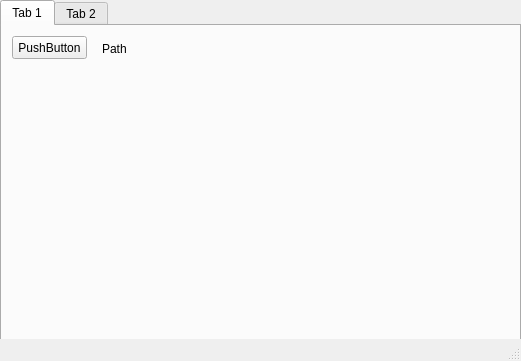
Qt form untitled.ui (devDesu/videoWork) before a commit.
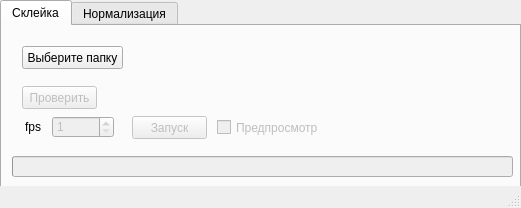
The same form after that commit.

Patch:
```diff
--- a/untitled.ui
+++ b/untitled.ui
@@ -7,12 +7,18 @@
     <x>0</x>
     <y>0</y>
     <width>521</width>
-    <height>361</height>
+    <height>208</height>
    </rect>
   </property>
   <property name="windowTitle">
    <string>MainWindow</string>
   </property>
+  <property name="tabShape">
+   <enum>QTabWidget::Rounded</enum>
+  </property>
+  <property name="dockNestingEnabled">
+   <bool>false</bool>
+  </property>
   <widget class="QWidget" name="centralwidget">
    <widget class="QTabWidget" name="tabWidget">
     <property name="geometry">
@@ -20,7 +26,7 @@
       <x>0</x>
       <y>0</y>
       <width>521</width>
-      <height>341</height>
+      <height>191</height>
      </rect>
     </property>
     <property name="sizePolicy">
@@ -37,38 +43,140 @@
     </property>
     <widget class="QWidget" name="tab">
      <attribute name="title">
-      <string>Tab 1</string>
+      <string>Склейка</string>
      </attribute>
      <widget class="QPushButton" name="pushButton">
       <property name="geometry">
        <rect>
-        <x>10</x>
-        <y>10</y>
-        <width>75</width>
+        <x>20</x>
+        <y>20</y>
+        <width>101</width>
         <height>23</height>
        </rect>
       </property>
       <property name="text">
-       <string>PushButton</string>
+       <string>Выберите папку</string>
       </property>
      </widget>
      <widget class="QLabel" name="label">
       <property name="geometry">
        <rect>
-        <x>100</x>
-        <y>12</y>
+        <x>140</x>
+        <y>20</y>
         <width>46</width>
         <height>21</height>
        </rect>
       </property>
       <property name="text">
-       <string>Path</string>
+       <string/>
+      </property>
+     </widget>
+     <widget class="QPushButton" name="check">
+      <property name="enabled">
+       <bool>false</bool>
+      </property>
+      <property name="geometry">
+       <rect>
+        <x>20</x>
+        <y>60</y>
+        <width>75</width>
+        <height>23</height>
+       </rect>
+      </property>
+      <property name="text">
+       <string>Проверить</string>
+      </property>
+     </widget>
+     <widget class="QCheckBox" name="preview">
+      <property name="enabled">
+       <bool>false</bool>
+      </property>
+      <property name="geometry">
+       <rect>
+        <x>215</x>
+        <y>93</y>
+        <width>101</width>
+        <height>17</height>
+       </rect>
+      </property>
+      <property name="text">
+       <string>Предпросмотр</string>
+      </property>
+     </widget>
+     <widget class="QPushButton" name="run">
+      <property name="enabled">
+       <bool>false</bool>
+      </property>
+      <property name="geometry">
+       <rect>
+        <x>130</x>
+        <y>90</y>
+        <width>75</width>
+        <height>23</height>
+       </rect>
+      </property>
+      <property name="text">
+       <string>Запуск</string>
+      </property>
+     </widget>
+     <widget class="QDoubleSpinBox" name="fps">
+      <property name="enabled">
+       <bool>false</bool>
+      </property>
+      <property name="geometry">
+       <rect>
+        <x>50</x>
+        <y>90</y>
+        <width>62</width>
+        <height>22</height>
+       </rect>
+      </property>
+      <property name="decimals">
+       <number>0</number>
+      </property>
+      <property name="minimum">
+       <double>1.000000000000000</double>
+      </property>
+      <property name="maximum">
+       <double>48.000000000000000</double>
+      </property>
+     </widget>
+     <widget class="QLabel" name="label_2">
+      <property name="geometry">
+       <rect>
+        <x>23</x>
+        <y>93</y>
+        <width>21</width>
+        <height>16</height>
+       </rect>
+      </property>
+      <property name="text">
+       <string>fps</string>
+      </property>
+     </widget>
+     <widget class="QProgressBar" name="progressBar">
+      <property name="enabled">
+       <bool>false</bool>
+      </property>
+      <property name="geometry">
+       <rect>
+        <x>10</x>
+        <y>130</y>
+        <width>501</width>
+        <height>21</height>
+       </rect>
+      </property>
+      <property name="value">
+       <number>0</number>
+      </property>
+      <property name="textVisible">
+       <bool>false</bool>
       </property>
      </widget>
     </widget>
     <widget class="QWidget" name="tab_2">
      <attribute name="title">
-      <string>Tab 2</string>
+      <string>Нормализация</string>
      </attribute>
     </widget>
    </widget>
```
Left out of the diff: 22 changed lines with no effect on the pictures.
